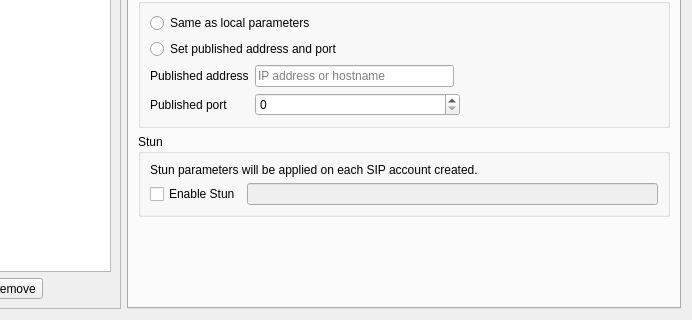
Above: src/conf/dlgaccountsbase.ui from KDE/ring-kde before the change; both pictures show x 166 to 858 and y 230 to 550 of the 858 by 550 pixel window. Below: the same form after it.
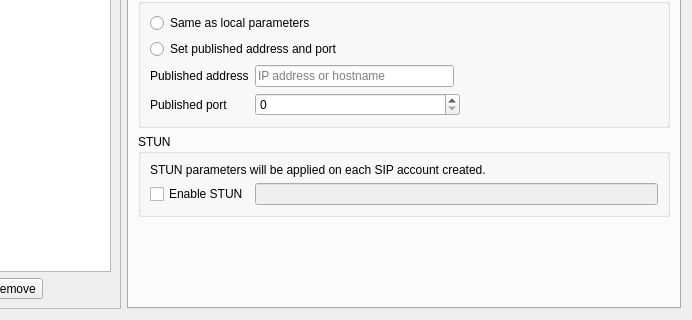
That is the form after the change. The open tabs and pages were chosen to show the change. Custom widgets are drawn as their Qt base class.

```diff
--- a/src/conf/dlgaccountsbase.ui
+++ b/src/conf/dlgaccountsbase.ui
@@ -538,13 +538,13 @@
           <item>
            <widget class="QGroupBox" name="groupBox_4">
             <property name="title">
-             <string>Stun</string>
+             <string>STUN</string>
             </property>
             <layout class="QGridLayout" name="gridLayout_11">
              <item row="0" column="0" colspan="2">
               <widget class="QLabel" name="label_commonSettings">
                <property name="text">
-                <string>Stun parameters will be applied on each SIP account created.</string>
+                <string>STUN parameters will be applied on each SIP account created.</string>
                </property>
                <property name="wordWrap">
                 <bool>true</bool>
@@ -554,7 +554,7 @@
              <item row="1" column="0">
               <widget class="QCheckBox" name="checkbox_stun">
                <property name="text">
-                <string>Enable Stun</string>
+                <string>Enable STUN</string>
                </property>
               </widget>
              </item>
```
Left out of the diff: 2 changed lines with no effect on the pictures.
